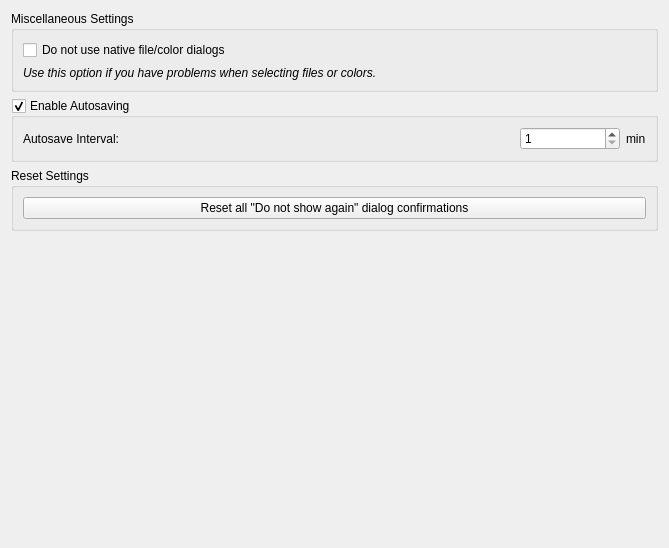
Qt form SIM-VICUS/src/SVPreferencesPageMisc.ui (ghorwin/SIM-VICUS) before a commit.
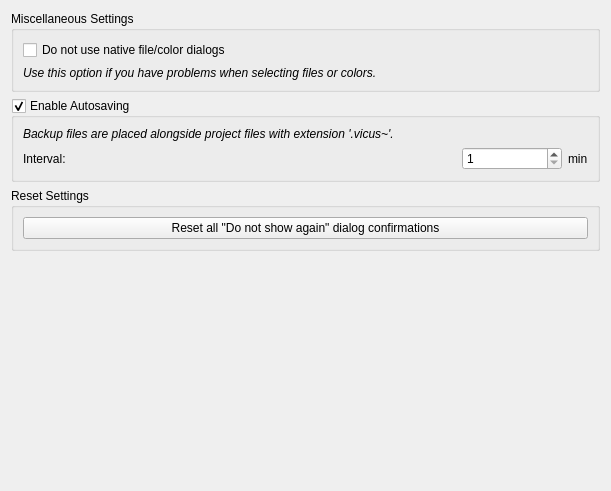
The same form after that commit.

Commit message: Preferencesdialog misc settings page

```diff
--- a/SIM-VICUS/src/SVPreferencesPageMisc.ui
+++ b/SIM-VICUS/src/SVPreferencesPageMisc.ui
@@ -6,8 +6,8 @@
    <rect>
     <x>0</x>
     <y>0</y>
-    <width>669</width>
-    <height>548</height>
+    <width>611</width>
+    <height>491</height>
    </rect>
   </property>
   <layout class="QVBoxLayout" name="verticalLayout_4">
@@ -47,17 +47,8 @@
      <property name="checkable">
       <bool>true</bool>
      </property>
-     <layout class="QVBoxLayout" name="verticalLayout_2">
-      <item>
-       <layout class="QHBoxLayout" name="horizontalLayoutAutosaveInterval" stretch="1,0,0">
-        <item>
-         <widget class="QLabel" name="label_5">
-          <property name="text">
-           <string>Autosave Interval:</string>
-          </property>
-         </widget>
-        </item>
-        <item>
+     <layout class="QGridLayout" name="gridLayout" columnstretch="1,0,0">
+      <item row="1" column="1">
          <widget class="QSpinBox" name="spinBoxAutosaveInterval">
           <property name="minimumSize">
            <size>
@@ -76,14 +67,34 @@
           </property>
          </widget>
         </item>
-        <item>
+      <item row="1" column="0">
+       <widget class="QLabel" name="label_5">
+        <property name="text">
+         <string>Interval:</string>
+        </property>
+       </widget>
+      </item>
+      <item row="1" column="2">
          <widget class="QLabel" name="label_6">
           <property name="text">
            <string>min</string>
           </property>
          </widget>
         </item>
-       </layout>
+      <item row="0" column="0" colspan="3">
+       <widget class="QLabel" name="label_2">
+        <property name="font">
+         <font>
+          <italic>true</italic>
+         </font>
+        </property>
+        <property name="text">
+         <string>Backup files are placed alongside project files with extension '.vicus~'.</string>
+        </property>
+        <property name="wordWrap">
+         <bool>true</bool>
+        </property>
+       </widget>
       </item>
      </layout>
     </widget>
```
Lines whose indentation alone changed are shown as unchanged. The commit also changes 1 other file.
